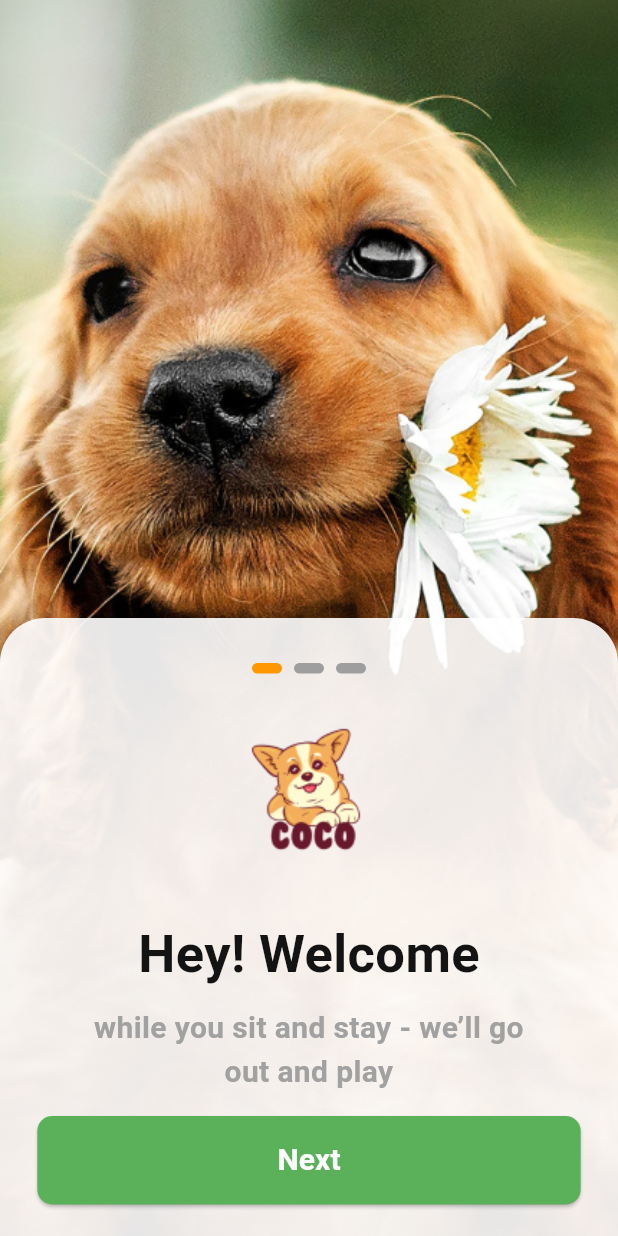
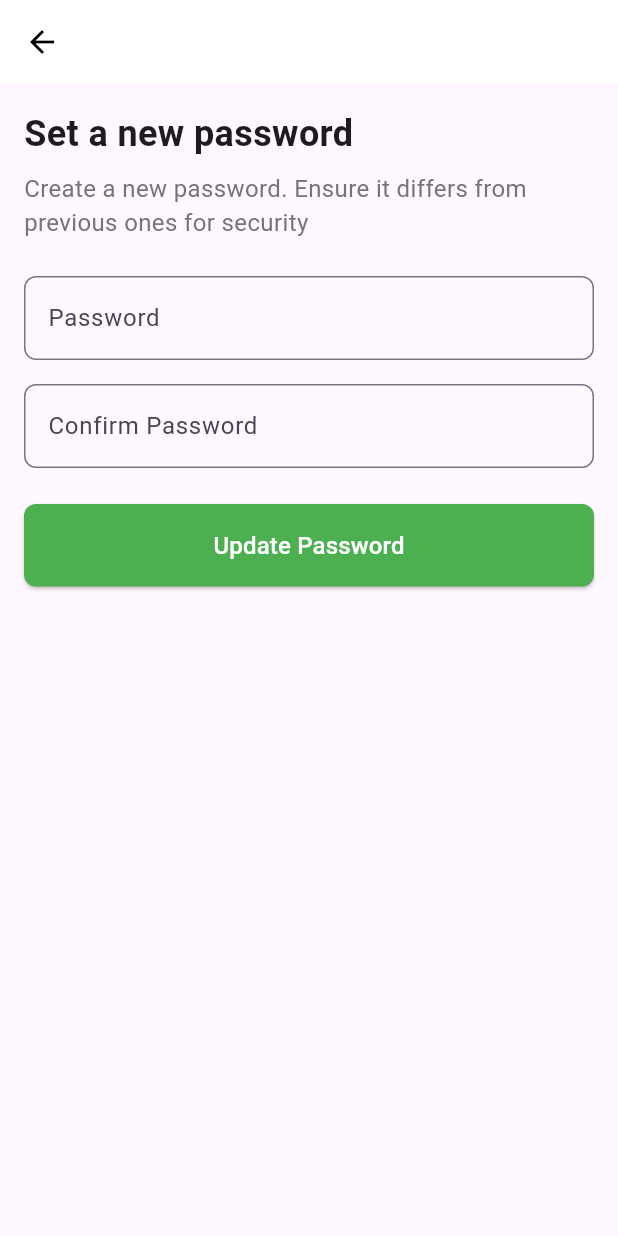
Before and after one commit to Aanik-2003/FirmRex, a Flutter app: the screen it shows after launch, on a phone screen of 412 x 824 dp. Run offline on Flutter 3.47's test engine with Material 3 defaults, Android fonts, the phone set to English and light mode, and no system bars; our stand-ins replace google_maps_flutter; Roboto replaces fonts that are missing (Fredoka).

Commit message:
password reset page

```diff
--- a/lib/main.dart
+++ b/lib/main.dart
@@ -1,9 +1,12 @@
+import 'package:firm_rex/views/enterCode.dart';
+import 'package:firm_rex/views/forgotPassword.dart';
 import 'package:firm_rex/views/getstarted1.dart';
 import 'package:firm_rex/views/getstarted2.dart';
 import 'package:firm_rex/views/getstarted3.dart';
 import 'package:firm_rex/views/landingpage.dart';
 import 'package:firm_rex/views/loginpage.dart';
 import 'package:firm_rex/views/map.dart';
+import 'package:firm_rex/views/setNewPassword.dart';
 import 'package:firm_rex/views/signuppage.dart';
 import 'package:flutter/material.dart';
 
@@ -38,7 +41,7 @@ class MyApp extends StatelessWidget {
         colorScheme: ColorScheme.fromSeed(seedColor: Colors.deepPurple),
         useMaterial3: true,
       ),
-      home: GetStarted1(),
+      home: SetNewPasswordScreen(),
       debugShowCheckedModeBanner: false,
     );
   }
--- /dev/null
+++ b/lib/views/setNewPassword.dart
@@ -0,0 +1,98 @@
+import 'package:flutter/material.dart';
+
+class SetNewPasswordScreen extends StatelessWidget {
+  final TextEditingController passwordController = TextEditingController();
+  final TextEditingController confirmPasswordController = TextEditingController();
+
+  @override
+  Widget build(BuildContext context) {
+    return Scaffold(
+      appBar: AppBar(
+        leading: IconButton(
+          icon: Icon(Icons.arrow_back, color: Colors.black),
+          onPressed: () {
+            Navigator.pop(context);
+          },
+        ),
+        backgroundColor: Colors.white,
+        elevation: 0,
+      ),
+      body: Padding(
+        padding: const EdgeInsets.all(16.0),
+        child: Column(
+          crossAxisAlignment: CrossAxisAlignment.start,
+          children: [
+            Text(
+              'Set a new password',
+              style: TextStyle(fontSize: 24, fontWeight: FontWeight.bold),
+            ),
+            SizedBox(height: 8),
+            Text(
+              'Create a new password. Ensure it differs from previous ones for security',
+              style: TextStyle(fontSize: 16, color: Colors.grey[600]),
+            ),
+            SizedBox(height: 24),
+            TextField(
+              controller: passwordController,
+              obscureText: true,
+              decoration: InputDecoration(
+                labelText: 'Password',
+                hintText: 'Enter your new password',
+                border: OutlineInputBorder(
+                  borderRadius: BorderRadius.circular(8),
+                ),
+              ),
+            ),
+            SizedBox(height: 16),
+            TextField(
+              controller: confirmPasswordController,
+              obscureText: true,
+              decoration: InputDecoration(
+                labelText: 'Confirm Password',
+                hintText: 'Re-enter password',
+                border: OutlineInputBorder(
+                  borderRadius: BorderRadius.circular(8),
+                ),
+              ),
+            ),
+            SizedBox(height: 24),
+            SizedBox(
+              width: double.infinity,
+              child: ElevatedButton(
+                onPressed: () {
+                  String password = passwordController.text;
+                  String confirmPassword = confirmPasswordController.text;
+
+                  if (password.isEmpty || confirmPassword.isEmpty) {
+                    ScaffoldMessenger.of(context).showSnackBar(
+                      SnackBar(content: Text('Please fill in both fields')),
+                    );
+                  } else if (password != confirmPassword) {
+                    ScaffoldMessenger.of(context).showSnackBar(
+                      SnackBar(content: Text('Passwords do not match')),
+                    );
+                  } else {
+                    ScaffoldMessenger.of(context).showSnackBar(
+                      SnackBar(content: Text('Password updated successfully')),
+                    );
+                  }
+                },
+                style: ElevatedButton.styleFrom(
+                  backgroundColor: Colors.green,
+                  padding: EdgeInsets.symmetric(vertical: 16),
+                  shape: RoundedRectangleBorder(
+                    borderRadius: BorderRadius.circular(8),
+                  ),
+                ),
+                child: Text(
+                  'Update Password',
+                  style: TextStyle(fontSize: 16, color: Colors.white),
+                ),
+              ),
+            ),
+          ],
+        ),
+      ),
+    );
+  }
+}
```
Also changed, not shown: lib/views/enterCode.dart (added, +126 -0 lines), lib/views/forgotPassword.dart (added, +97 -0 lines).
